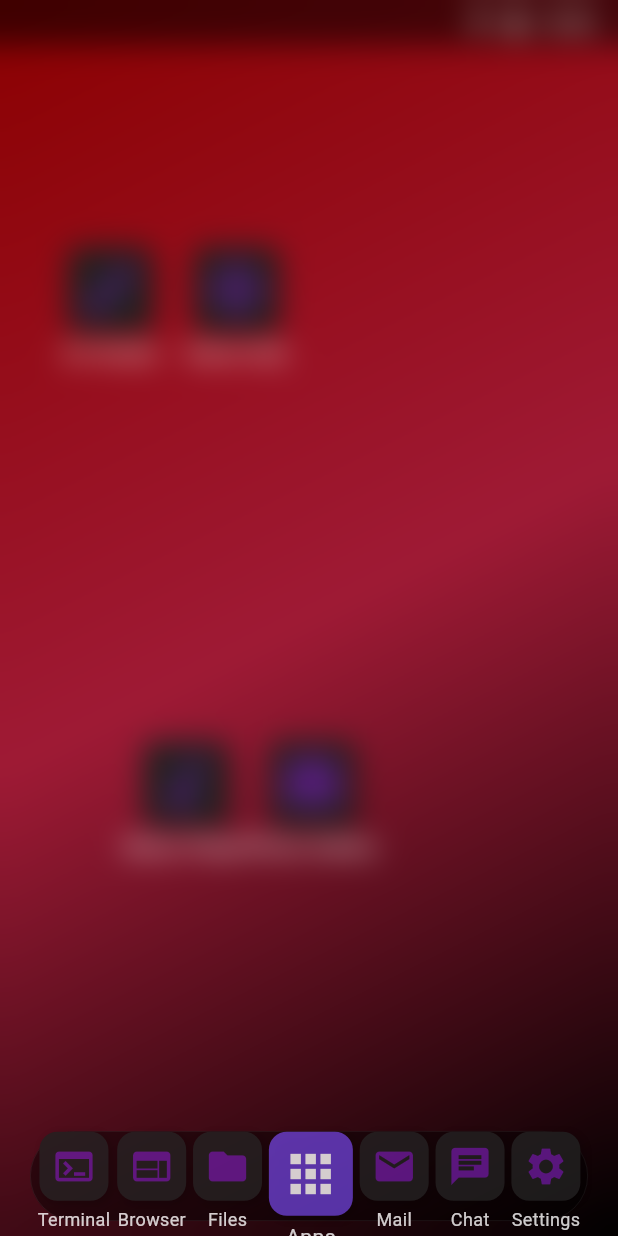
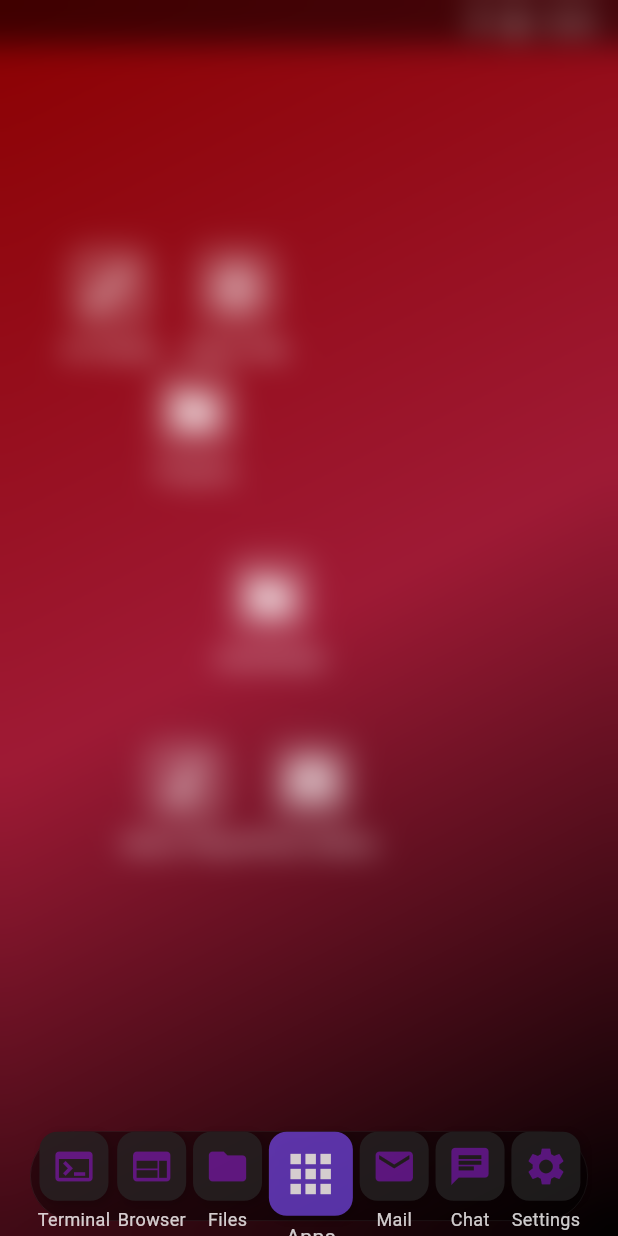
Before and after one commit to nathfavour/trash-magicos, a Flutter app: the screen it shows after launch, on a phone screen of 412 x 824 dp. Run offline on Flutter 3.47's test engine with Material 3 defaults, Android fonts, the phone set to English and light mode, and no system bars.

Commit message:
👕  Add 'Projects' and 'Downloads' desktop icons; enhance icon styling for a glassy effect

```diff
--- a/lib/desktop.dart
+++ b/lib/desktop.dart
@@ -1,6 +1,7 @@
 import 'package:flutter/material.dart';
 import 'widgets.dart';
 import 'desktop_items.dart';
+import 'dart:ui'; // For ImageFilter
 
 class DesktopScreen extends StatefulWidget {
   const DesktopScreen({super.key});
@@ -58,6 +59,15 @@ class _DesktopScreenState extends State<DesktopScreen>
       backgroundColor: Theme.of(context).colorScheme.surface,
       body: Stack(
         children: [
+          // Only blur background when StartMenu is open
+          if (_isStartMenuOpen)
+            Positioned.fill(
+              child: BackdropFilter(
+                filter: ImageFilter.blur(sigmaX: 8, sigmaY: 8),
+                child: Container(color: Colors.black.withOpacity(0.3)),
+              ),
+            ),
+
           // Desktop area with animated transitions
           const Positioned.fill(
             child: DesktopBackground(),
--- a/lib/desktop_items.dart
+++ b/lib/desktop_items.dart
@@ -34,6 +34,18 @@ class DesktopItems extends StatelessWidget {
           label: 'Photo Gallery',
           position: Offset(screenWidth * 0.4, screenHeight * 0.6),
         ),
+        _buildDesktopIcon(
+          context,
+          icon: Icons.folder,
+          label: 'Projects',
+          position: Offset(screenWidth * 0.25, screenHeight * 0.3),
+        ),
+        _buildDesktopIcon(
+          context,
+          icon: Icons.folder,
+          label: 'Downloads',
+          position: Offset(screenWidth * 0.35, screenHeight * 0.45),
+        ),
         // Add more desktop items here within screen boundaries
       ],
     );
@@ -55,18 +67,17 @@ class DesktopItems extends StatelessWidget {
             Container(
               padding: const EdgeInsets.all(8),
               decoration: BoxDecoration(
-                color: Theme.of(context).colorScheme.surface,
-                borderRadius: BorderRadius.circular(8),
-                boxShadow: [
-                  BoxShadow(
-                    color: Colors.black26,
-                    blurRadius: 4,
-                    offset: Offset(2, 2),
-                  ),
-                ],
+                color: Colors.white.withOpacity(0.2), // Glassy effect
+                borderRadius: BorderRadius.circular(12),
+                border: Border.all(
+                  color: Colors.white.withOpacity(0.3),
+                  width: 1,
+                ),
               ),
               child: Icon(icon,
-                  size: 40, color: Theme.of(context).colorScheme.secondary),
+                  size: 36,
+                  color:
+                      Theme.of(context).colorScheme.onSurface.withOpacity(0.8)),
             ),
             const SizedBox(height: 4),
             Text(
--- a/lib/main.dart
+++ b/lib/main.dart
@@ -15,6 +15,7 @@ class MagicOS extends StatelessWidget {
       title: 'MagicOS',
       debugShowCheckedModeBanner: false, // Remove debug banner
       theme: ThemeData(
+        useMaterial3: true, // Enable modern Material design
         primaryColor: const Color(0xFF8B0000),
         colorScheme: ColorScheme.dark(
           primary: const Color(0xFF8B0000),
```
